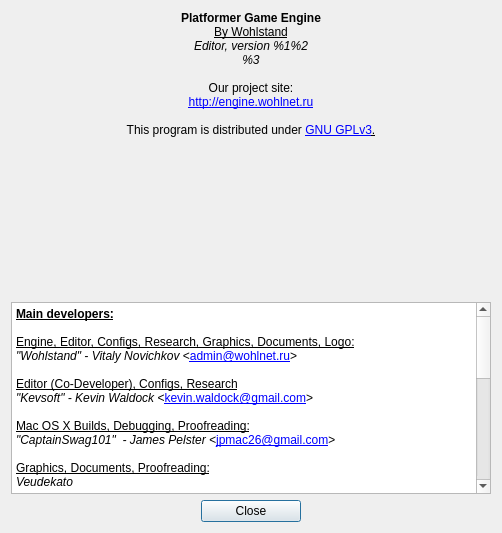
First picture: the form in Editor/main_window/about_dialog/aboutdialog.ui, repository WohlSoft/Moondust-Project, before the edit.
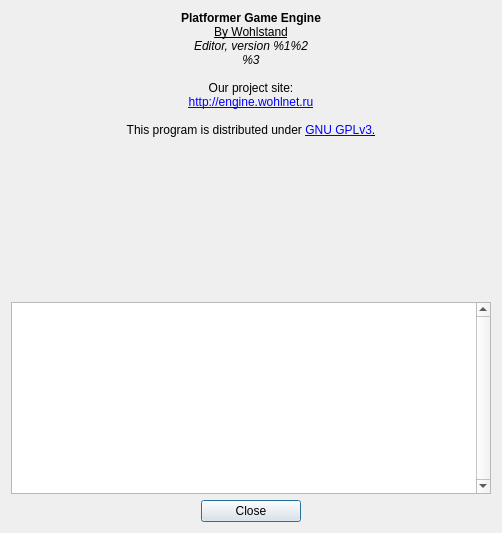
Second picture: the form after the edit. Icons and pictures are not drawn.

Commit message: credirs stuff moved into separated html file

The edit to the form file:
```diff
--- a/Editor/main_window/about_dialog/aboutdialog.ui
+++ b/Editor/main_window/about_dialog/aboutdialog.ui
@@ -166,37 +166,7 @@
       <enum>Qt::ScrollBarAlwaysOff</enum>
      </property>
      <property name="html">
-      <string notr="true">&lt;!DOCTYPE HTML PUBLIC &quot;-//W3C//DTD HTML 4.0//EN&quot; &quot;http://www.w3.org/TR/REC-html40/strict.dtd&quot;&gt;
-&lt;html&gt;&lt;head&gt;&lt;meta name=&quot;qrichtext&quot; content=&quot;1&quot; /&gt;&lt;style type=&quot;text/css&quot;&gt;
-p, li { white-space: pre-wrap; }
-&lt;/style&gt;&lt;/head&gt;&lt;body style=&quot;font-weight:400; font-style:normal;&quot;&gt;
-&lt;p style=&quot; margin-top:0px; margin-bottom:0px; margin-left:0px; margin-right:0px; -qt-block-indent:0; text-indent:0px;&quot;&gt;&lt;span style=&quot; font-weight:600; text-decoration: underline;&quot;&gt;Main developers:&lt;br /&gt;&lt;/span&gt;&lt;/p&gt;
-&lt;p style=&quot; margin-top:0px; margin-bottom:0px; margin-left:0px; margin-right:0px; -qt-block-indent:0; text-indent:0px;&quot;&gt;&lt;span style=&quot; text-decoration: underline;&quot;&gt;Engine, Editor, Configs, Research, Graphics, Documents, Logo:&lt;/span&gt;&lt;/p&gt;
-&lt;p style=&quot; margin-top:0px; margin-bottom:0px; margin-left:0px; margin-right:0px; -qt-block-indent:0; text-indent:0px;&quot;&gt;&lt;span style=&quot; font-style:italic;&quot;&gt;&amp;quot;Wohlstand&amp;quot; - Vitaly Novichkov&lt;/span&gt; &amp;lt;&lt;a href=&quot;mailto:admin@wohlnet.ru&quot;&gt;&lt;span style=&quot; text-decoration: underline; color:#0000ff;&quot;&gt;admin@wohlnet.ru&lt;/span&gt;&lt;/a&gt;&amp;gt;&lt;br /&gt;&lt;/p&gt;
-&lt;p style=&quot; margin-top:0px; margin-bottom:0px; margin-left:0px; margin-right:0px; -qt-block-indent:0; text-indent:0px;&quot;&gt;&lt;span style=&quot; text-decoration: underline;&quot;&gt;Editor (Co-Developer), Configs, Research&lt;/span&gt;&lt;/p&gt;
-&lt;p style=&quot; margin-top:0px; margin-bottom:0px; margin-left:0px; margin-right:0px; -qt-block-indent:0; text-indent:0px;&quot;&gt;&lt;span style=&quot; font-style:italic;&quot;&gt;&amp;quot;Kevsoft&amp;quot; - Kevin Waldock &lt;/span&gt;&amp;lt;&lt;a href=&quot;mailto:kevin.waldock@gmail.com&quot;&gt;&lt;span style=&quot; text-decoration: underline; color:#0000ff;&quot;&gt;kevin.waldock@gmail.com&lt;/span&gt;&lt;/a&gt;&amp;gt;&lt;/p&gt;
-&lt;p style=&quot;-qt-paragraph-type:empty; margin-top:0px; margin-bottom:0px; margin-left:0px; margin-right:0px; -qt-block-indent:0; text-indent:0px;&quot;&gt;&lt;br /&gt;&lt;/p&gt;
-&lt;p style=&quot; margin-top:0px; margin-bottom:0px; margin-left:0px; margin-right:0px; -qt-block-indent:0; text-indent:0px;&quot;&gt;&lt;span style=&quot; text-decoration: underline;&quot;&gt;Mac OS X Builds, Debugging, Proofreading:&lt;/span&gt;&lt;/p&gt;
-&lt;p style=&quot; margin-top:0px; margin-bottom:0px; margin-left:0px; margin-right:0px; -qt-block-indent:0; text-indent:0px;&quot;&gt;&lt;span style=&quot; font-style:italic;&quot;&gt;&amp;quot;CaptainSwag101&amp;quot;  - James Pelster &amp;lt;&lt;/span&gt;&lt;a href=&quot;mailto:jpmac26@gmail.com&quot;&gt;&lt;span style=&quot; text-decoration: underline; color:#0000ff;&quot;&gt;jpmac26@gmail.com&lt;/span&gt;&lt;/a&gt;&lt;span style=&quot; font-style:italic;&quot;&gt;&amp;gt;&lt;br /&gt;&lt;/span&gt;&lt;/p&gt;
-&lt;p style=&quot; margin-top:0px; margin-bottom:0px; margin-left:0px; margin-right:0px; -qt-block-indent:0; text-indent:0px;&quot;&gt;&lt;span style=&quot; text-decoration: underline;&quot;&gt;Graphics, Documents, Proofreading:&lt;/span&gt;&lt;/p&gt;
-&lt;p style=&quot; margin-top:0px; margin-bottom:0px; margin-left:0px; margin-right:0px; -qt-block-indent:0; text-indent:0px;&quot;&gt;&lt;span style=&quot; font-style:italic;&quot;&gt;Veudekato&lt;/span&gt;&lt;/p&gt;
-&lt;p style=&quot;-qt-paragraph-type:empty; margin-top:0px; margin-bottom:0px; margin-left:0px; margin-right:0px; -qt-block-indent:0; text-indent:0px; font-style:italic;&quot;&gt;&lt;br /&gt;&lt;/p&gt;
-&lt;p style=&quot; margin-top:0px; margin-bottom:0px; margin-left:0px; margin-right:0px; -qt-block-indent:0; text-indent:0px;&quot;&gt;&lt;span style=&quot; font-weight:600;&quot;&gt;Graphics Designers:&lt;/span&gt;&lt;/p&gt;
-&lt;p style=&quot; margin-top:0px; margin-bottom:0px; margin-left:0px; margin-right:0px; -qt-block-indent:0; text-indent:0px;&quot;&gt;&lt;span style=&quot; text-decoration: underline;&quot;&gt;New icons for applications and tools&lt;/span&gt;&lt;span style=&quot; font-style:italic;&quot;&gt;&lt;br /&gt;&amp;quot;GLuigiX&amp;quot; - Eric Hauck &lt;/span&gt;&amp;lt;&lt;a href=&quot;mailto:gluigix@gmx.de&quot;&gt;&lt;span style=&quot; text-decoration: underline; color:#0000ff;&quot;&gt;gluigix@gmx.de&lt;/span&gt;&lt;/a&gt;&amp;gt;&lt;/p&gt;
-&lt;p style=&quot;-qt-paragraph-type:empty; margin-top:0px; margin-bottom:0px; margin-left:0px; margin-right:0px; -qt-block-indent:0; text-indent:0px; font-style:italic;&quot;&gt;&lt;br /&gt;&lt;/p&gt;
-&lt;p style=&quot; margin-top:0px; margin-bottom:0px; margin-left:0px; margin-right:0px; -qt-block-indent:0; text-indent:0px;&quot;&gt;&lt;span style=&quot; font-weight:600;&quot;&gt;Translations:&lt;br /&gt;&lt;/span&gt;English	- &lt;span style=&quot; font-style:italic;&quot;&gt;&amp;quot;Wohlstand&amp;quot; - Vitaly Novichkov,&lt;br /&gt;	  &amp;quot;CaptainSwag101&amp;quot; - James Pelster&lt;/span&gt;&lt;/p&gt;
-&lt;p style=&quot; margin-top:0px; margin-bottom:0px; margin-left:0px; margin-right:0px; -qt-block-indent:0; text-indent:0px;&quot;&gt;Russian	- &lt;span style=&quot; font-style:italic;&quot;&gt;&amp;quot;Wohlstand&amp;quot; - Vitaly Novichkov&lt;/span&gt;&lt;br /&gt;German	- &lt;span style=&quot; font-style:italic;&quot;&gt;&amp;quot;Kevsoft&amp;quot; - Kevin Waldock&lt;/span&gt;&lt;/p&gt;
-&lt;p style=&quot; margin-top:0px; margin-bottom:0px; margin-left:0px; margin-right:0px; -qt-block-indent:0; text-indent:0px;&quot;&gt;Spanish	- &lt;span style=&quot; font-style:italic;&quot;&gt;&amp;quot;hacheipe399&amp;quot; - Paredes Fernando&lt;/span&gt;&lt;/p&gt;
-&lt;p style=&quot; margin-top:0px; margin-bottom:0px; margin-left:0px; margin-right:0px; -qt-block-indent:0; text-indent:0px;&quot;&gt;Italian	- &lt;span style=&quot; font-style:italic;&quot;&gt;&amp;quot;Darkonius Mavakar&amp;quot; - Gian Marco Pagano&lt;/span&gt;&lt;/p&gt;
-&lt;p style=&quot; margin-top:0px; margin-bottom:0px; margin-left:0px; margin-right:0px; -qt-block-indent:0; text-indent:0px;&quot;&gt;&lt;span style=&quot; font-style:italic;&quot;&gt;	  &amp;quot;ImperatoreXx&amp;quot; - Giuseppe Virdone (old version)&lt;/span&gt;&lt;/p&gt;
-&lt;p style=&quot;-qt-paragraph-type:empty; margin-top:0px; margin-bottom:0px; margin-left:0px; margin-right:0px; -qt-block-indent:0; text-indent:0px; font-style:italic;&quot;&gt;&lt;br /&gt;&lt;/p&gt;
-&lt;p style=&quot; margin-top:0px; margin-bottom:0px; margin-left:0px; margin-right:0px; -qt-block-indent:0; text-indent:0px;&quot;&gt;&lt;span style=&quot; font-weight:600; text-decoration: underline;&quot;&gt;Big thanks to:&lt;/span&gt;&lt;/p&gt;
-&lt;p style=&quot;-qt-paragraph-type:empty; margin-top:0px; margin-bottom:0px; margin-left:0px; margin-right:0px; -qt-block-indent:0; text-indent:0px;&quot;&gt;&lt;br /&gt;&lt;/p&gt;
-&lt;p style=&quot; margin-top:0px; margin-bottom:0px; margin-left:0px; margin-right:0px; -qt-block-indent:0; text-indent:0px;&quot;&gt;&lt;span style=&quot; font-style:italic;&quot;&gt;Natsu - help with old logo&lt;/span&gt;&lt;span style=&quot; font-weight:600; text-decoration: underline;&quot;&gt;&lt;br /&gt;&lt;/span&gt;&lt;span style=&quot; font-style:italic;&quot;&gt;h2643 - Forum admin&lt;/span&gt;&lt;/p&gt;
-&lt;p style=&quot; margin-top:0px; margin-bottom:0px; margin-left:0px; margin-right:0px; -qt-block-indent:0; text-indent:0px;&quot;&gt;&lt;span style=&quot; font-style:italic;&quot;&gt;FanofSMBX&lt;/span&gt;&lt;/p&gt;
-&lt;p style=&quot; margin-top:0px; margin-bottom:0px; margin-left:0px; margin-right:0px; -qt-block-indent:0; text-indent:0px;&quot;&gt;&lt;span style=&quot; font-style:italic;&quot;&gt;Luigifan2010&lt;/span&gt;&lt;/p&gt;
-&lt;p style=&quot; margin-top:0px; margin-bottom:0px; margin-left:0px; margin-right:0px; -qt-block-indent:0; text-indent:0px;&quot;&gt;&lt;span style=&quot; font-style:italic;&quot;&gt;Squishy Rex&lt;/span&gt;&lt;/p&gt;
-&lt;p style=&quot; margin-top:0px; margin-bottom:0px; margin-left:0px; margin-right:0px; -qt-block-indent:0; text-indent:0px;&quot;&gt;&lt;span style=&quot; font-style:italic;&quot;&gt;Valtteri&lt;/span&gt;&lt;/p&gt;&lt;/body&gt;&lt;/html&gt;</string>
+      <string notr="true"></string>
      </property>
      <property name="textInteractionFlags">
       <set>Qt::LinksAccessibleByKeyboard|Qt::LinksAccessibleByMouse|Qt::TextBrowserInteraction|Qt::TextSelectableByKeyboard|Qt::TextSelectableByMouse</set>
```
Left out of the diff: 4 changed lines with no effect on the pictures. The commit also changes 6 other files.
